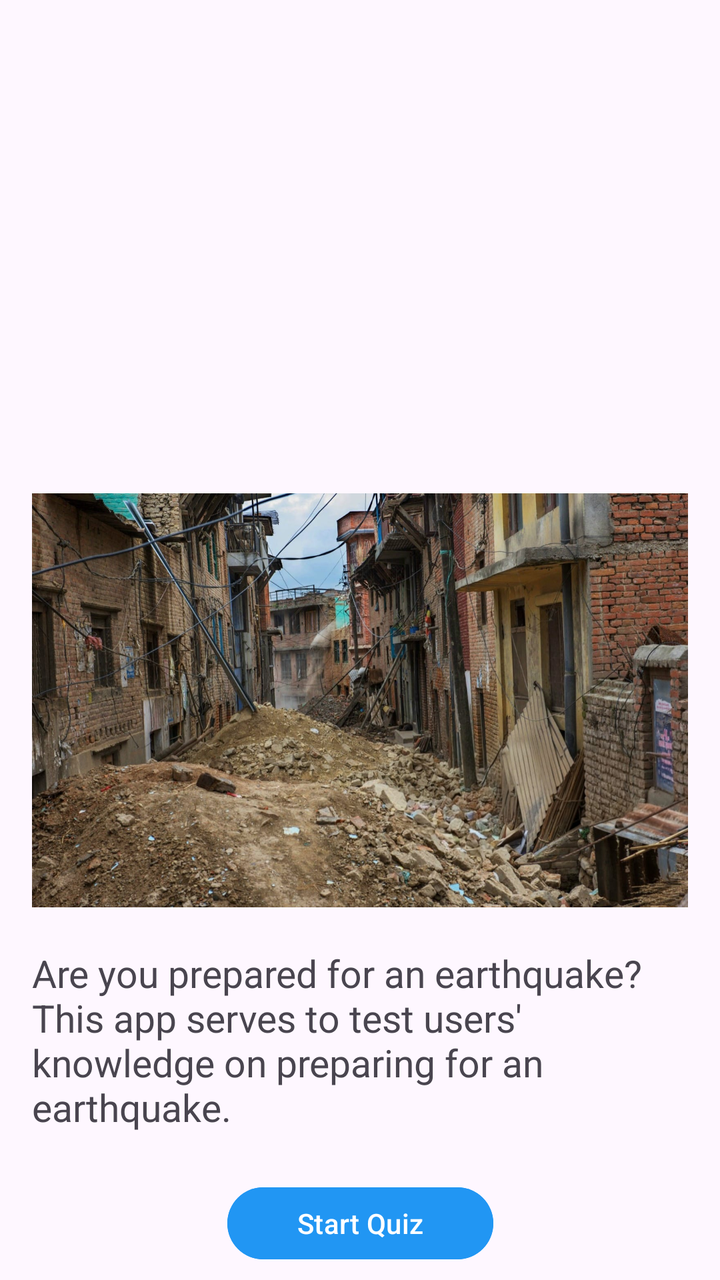
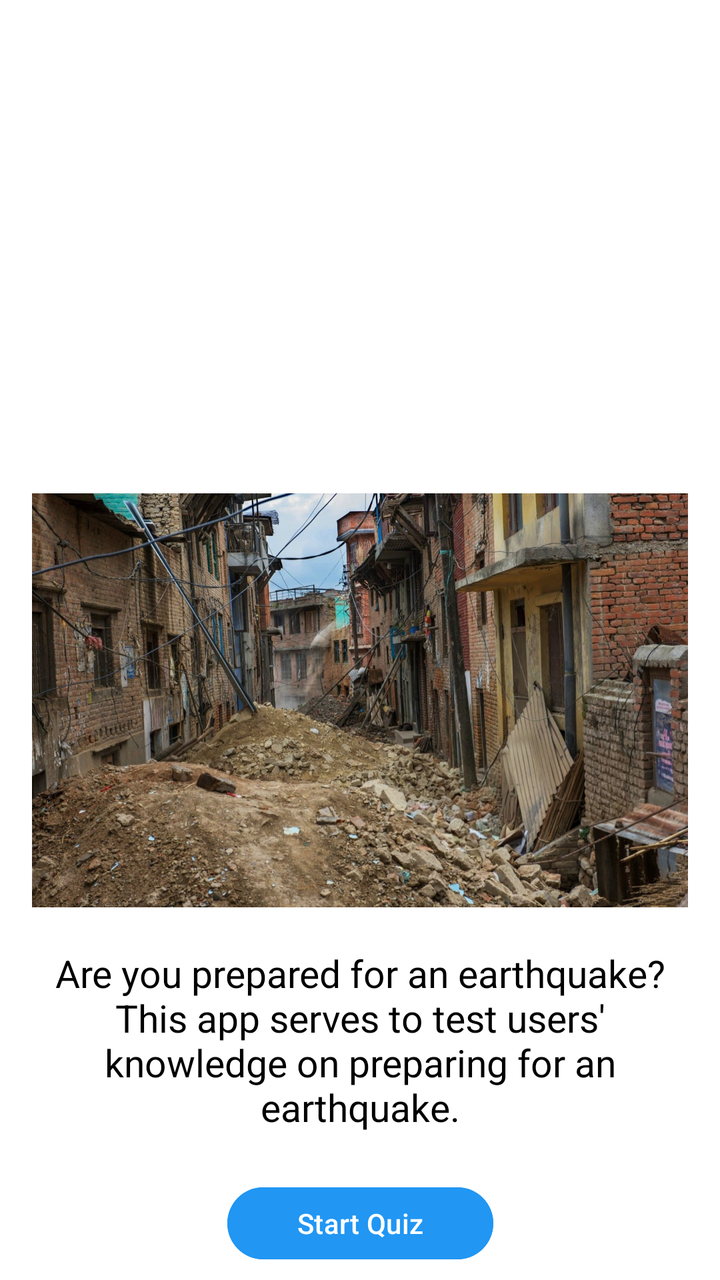

Two renders of the same Android screen: before a commit and after it. Below are the layout's source before the change and the commit's diff.
<!-- AndroidManifest.xml: application theme Theme.JavaStartupComponent -->
<!-- res/layout/activity_welcome.xml -->
<?xml version="1.0" encoding="utf-8"?>
<androidx.constraintlayout.widget.ConstraintLayout xmlns:android="http://schemas.android.com/apk/res/android"
    xmlns:app="http://schemas.android.com/apk/res-auto"
    xmlns:tools="http://schemas.android.com/tools"
    android:layout_width="match_parent"
    android:layout_height="match_parent">

    <Button
        android:id="@+id/buttonStart3"
        android:layout_width="133dp"
        android:layout_height="44dp"
        android:backgroundTint="#2196F3"
        android:text="@string/button_start_quiz"
        app:layout_constraintBottom_toBottomOf="parent"
        app:layout_constraintEnd_toEndOf="parent"
        app:layout_constraintStart_toStartOf="parent"
        app:layout_constraintTop_toBottomOf="@+id/textView"
        app:layout_constraintVertical_bias="0.4" />

    <TextView
        android:id="@+id/textView3"
        android:layout_width="wrap_content"
        android:layout_height="wrap_content"
        android:textColor="@color/black"
        android:textSize="40sp"
        app:layout_constraintBottom_toBottomOf="parent"
        app:layout_constraintEnd_toEndOf="parent"
        app:layout_constraintStart_toStartOf="parent"
        app:layout_constraintTop_toTopOf="parent"
        app:layout_constraintVertical_bias="0.166" />

    <TextView
        android:id="@+id/textView"
        android:layout_width="328dp"
        android:layout_height="112dp"
        android:text="Are you prepared for an earthquake? This app serves to test users' knowledge on preparing for an earthquake."
        android:textSize="19sp"
        app:layout_constraintEnd_toEndOf="parent"
        app:layout_constraintStart_toStartOf="parent"
        app:layout_constraintTop_toBottomOf="@+id/imageView" />

    <ImageView
        android:id="@+id/imageView"
        android:layout_width="328dp"
        android:layout_height="247dp"
        android:layout_marginTop="76dp"
        app:layout_constraintEnd_toEndOf="parent"
        app:layout_constraintHorizontal_bias="0.504"
        app:layout_constraintStart_toStartOf="parent"
        app:layout_constraintTop_toBottomOf="@+id/textView3"
        app:srcCompat="@drawable/image_welcome" />

</androidx.constraintlayout.widget.ConstraintLayout>
<!-- resources referenced by this layout -->
<resources>
  <color name="black">#FF000000</color>
  <!-- drawable image_welcome: jpeg bitmap (drawable, 296864 bytes) -->
  <string name="button_start_quiz">Start Quiz</string>
  <style name="Theme.JavaStartupComponent" parent="Base.Theme.JavaStartupComponent" />
  <style name="Base.Theme.JavaStartupComponent" parent="Theme.Material3.DayNight.NoActionBar">
          
          
      </style>
</resources>

<!-- the commit's change to res/layout/activity_welcome.xml (unified diff, before → after) -->
@@ -2,6 +2,7 @@
 <androidx.constraintlayout.widget.ConstraintLayout xmlns:android="http://schemas.android.com/apk/res/android"
     xmlns:app="http://schemas.android.com/apk/res-auto"
     xmlns:tools="http://schemas.android.com/tools"
+    android:background="@color/white"
     android:layout_width="match_parent"
     android:layout_height="match_parent">
 
@@ -35,6 +36,8 @@
         android:layout_height="112dp"
         android:text="Are you prepared for an earthquake? This app serves to test users' knowledge on preparing for an earthquake."
         android:textSize="19sp"
+        android:textColor="@color/black"
+        android:textAlignment="center"
         app:layout_constraintEnd_toEndOf="parent"
         app:layout_constraintStart_toStartOf="parent"
         app:layout_constraintTop_toBottomOf="@+id/imageView" />
<!-- resource entries referenced after the edit -->
@@ -1,6 +1,7 @@
 <!-- resources referenced by this layout -->
 <resources>
   <color name="black">#FF000000</color>
+  <color name="white">#FFFFFFFF</color>
   <!-- drawable image_welcome: jpeg bitmap (drawable, 296864 bytes) -->
   <string name="button_start_quiz">Start Quiz</string>
   <style name="Theme.JavaStartupComponent" parent="Base.Theme.JavaStartupComponent" />
